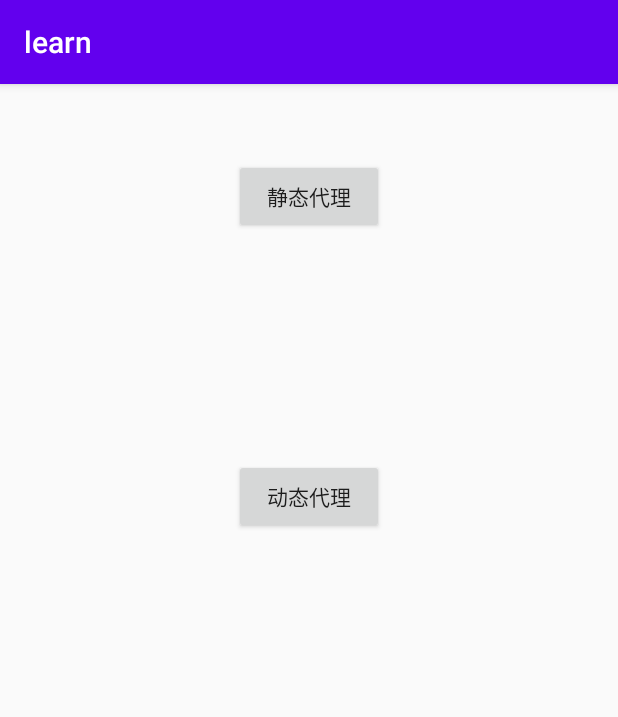
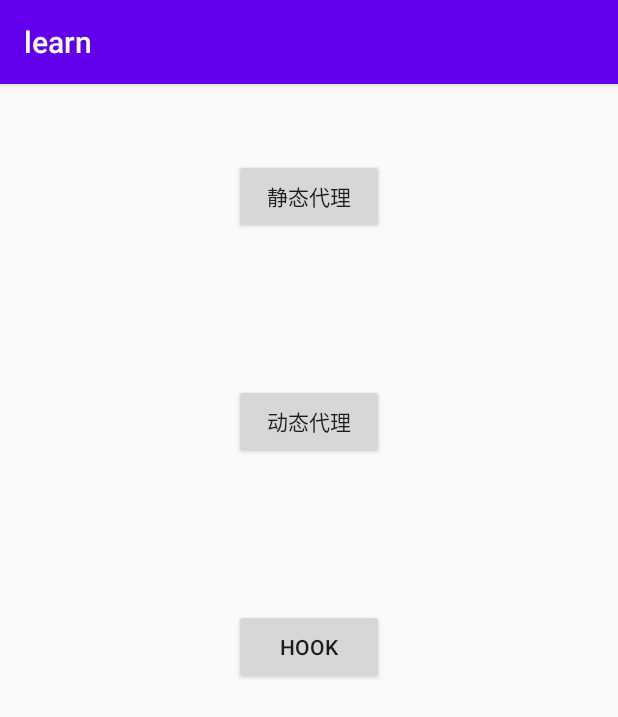
Before and after one commit to fuxi-seven/learn, an Android app: the fragment ProxyFragment shown on its own in the app's theme, on a phone screen of 412 x 824 dp. Shown: the top 717 px of the screen. Run offline under Robolectric (Android 15) with nearby library versions, the phone set to English and light mode, and no system bars.

Commit message:
add hook

```diff
--- a/app/src/main/java/com/hly/learn/MainActivity.java
+++ b/app/src/main/java/com/hly/learn/MainActivity.java
@@ -6,6 +6,7 @@ import androidx.viewpager.widget.ViewPager;
 import android.os.Bundle;
 
 import com.google.android.material.tabs.TabLayout;
+import com.hly.learn.hook.HookUtils;
 import com.hly.learn.view.FragmentsAdapter;
 
 public class MainActivity extends AppCompatActivity {
--- a/app/src/main/java/com/hly/learn/fragments/ProxyFragment.java
+++ b/app/src/main/java/com/hly/learn/fragments/ProxyFragment.java
@@ -1,12 +1,15 @@
 package com.hly.learn.fragments;
 
+import android.content.Intent;
 import android.view.View;
 import android.widget.Button;
 
+import com.hly.learn.HookActivity;
 import com.hly.learn.R;
 import com.hly.learn.dynamicProxy.Person1;
 import com.hly.learn.dynamicProxy.StuInvocationHandler;
 import com.hly.learn.dynamicProxy.Student1;
+import com.hly.learn.hook.HookUtils;
 import com.hly.learn.staticProxy.Person;
 import com.hly.learn.staticProxy.Student;
 import com.hly.learn.staticProxy.StudentProxy;
@@ -24,8 +27,12 @@ public class ProxyFragment extends BaseFragment implements View.OnClickListener{
     public void initData(View view) {
         Button sBtn = view.findViewById(R.id.st_btn);
         Button dBtn = view.findViewById(R.id.dy_btn);
+        Button hkBtn = view.findViewById(R.id.hk_btn);
         sBtn.setOnClickListener(this);
         dBtn.setOnClickListener(this);
+        hkBtn.setOnClickListener(this);
+        HookUtils.hookOnClickListener(hkBtn);
+        HookUtils.hookInstrumentation(mContext);
     }
 
 
@@ -35,6 +42,8 @@ public class ProxyFragment extends BaseFragment implements View.OnClickListener{
             staticProxy();
         } else if (v.getId() == R.id.dy_btn) {
             dynamicProxy();
+        } else if (v.getId() == R.id.hk_btn) {
+            hookActivity();
         }
     }
 
@@ -58,4 +67,11 @@ public class ProxyFragment extends BaseFragment implements View.OnClickListener{
         //代理对象执行操作
         stuProxy.submitMoney();
     }
+
+    private void hookActivity() {
+        Intent i = new Intent();
+        i.setClass(mContext, HookActivity.class);
+        i.setFlags(Intent.FLAG_ACTIVITY_NEW_TASK);
+        mContext.getApplicationContext().startActivity(i);
+    }
 }
--- /dev/null
+++ b/app/src/main/java/com/hly/learn/hook/HookUtils.java
@@ -0,0 +1,105 @@
+package com.hly.learn.hook;
+
+import android.app.Instrumentation;
+import android.content.Context;
+import android.util.Log;
+import android.view.View;
+
+import java.lang.reflect.Field;
+import java.lang.reflect.InvocationHandler;
+import java.lang.reflect.InvocationTargetException;
+import java.lang.reflect.Method;
+import java.lang.reflect.Proxy;
+
+public class HookUtils {
+
+    /**
+     * hook 核心代码
+     * 用自己的点击事件，替换掉View的点击事件
+     * @param view view
+     */
+    public static void hookOnClickListener(View view) {
+
+        //反射执行View类的getListenerInfo()方法，拿到view的mListenerInfo对象，这个对象是点击事件mOnClickListener的持有者
+        try {
+            Class<?> viewClz = Class.forName("android.view.View");
+            Method method = viewClz.getDeclaredMethod("getListenerInfo");
+            //由于getListenerInfo()方法并不是public的，所以要加这个代码来保证访问权限
+            method.setAccessible(true);
+            //拿到mListenerInfo，也就是点击事件的持有者
+            Object listenerInfo = method.invoke(view);
+
+            //找到mListenerInfo持有的点击事件对象mOnClickListener
+            //内部类的表示方法:android.view.View$ListenerInfo
+            Class<?> listenerInfoClz = Class.forName("android.view.View$ListenerInfo");
+            Field onClickListener = listenerInfoClz.getDeclaredField("mOnClickListener");
+            final View.OnClickListener onClickListenerInstance = (View.OnClickListener) onClickListener.get(
+                    listenerInfo);
+
+            //创建自己点击事件的代理类
+            //方式1：自己实现代理类,将原始的View.OnClickListener对象onClickListenerInstance作为参数传入
+            //ProxyOnClickListener proxyOnClickListener = new ProxyOnClickListener(onClickListenerInstance);
+
+            //方式2：由于View.OnClickListener是一个接口，所以可以直接用动态代理模式
+            //参数：类的加载器，要代理实现的接口（用Class数组表示，支持多接口），代理类的实际逻辑封装在new出来的InvocationHandler内
+            final Object proxyOnClickListener = Proxy.newProxyInstance(
+                    View.OnClickListener.class.getClassLoader(),
+                    new Class[]{View.OnClickListener.class}, new InvocationHandler() {
+                        private int clickCount = 0;
+                        @Override
+                        public Object invoke(Object proxy, Method method, Object[] args)
+                                throws Throwable {
+                            clickCount++;
+                            Log.d("Seven", "Hook OnClickListener 1 click count " + clickCount);
+                            return method.invoke(onClickListenerInstance, args);
+                        }
+                    });
+            //将持有者拥有的点击事件替换成代理对象[将listenerInfo里面的onClickListener变量替换为proxyOnClickListener]
+            onClickListener.set(listenerInfo, proxyOnClickListener);
+        } catch (NoSuchMethodException | IllegalAccessException | ClassNotFoundException | NoSuchFieldException | InvocationTargetException e) {
+            e.printStackTrace();
+        }
+    }
+
+    static class ProxyOnClickListener implements View.OnClickListener{
+
+        private View.OnClickListener listener;
+        private int clickCount = 0;
+        ProxyOnClickListener(View.OnClickListener listener){
+            this.listener = listener;
+        }
+
+        @Override
+        public void onClick(View v) {
+            clickCount++;
+            Log.d("Seven", "Hook OnClickListener 2 click count " + clickCount);
+            if(this.listener != null){
+                this.listener.onClick(v);
+            }
+        }
+    }
+
+    public static void hookInstrumentation(Context context) {
+        try {
+            //先获取到当前的ActivityThread对象， 该对象是mInstrumentation的持有者
+            Class<?> activityThreadClz = Class.forName("android.app.ActivityThread");
+            Method currentActivityThreadMethod = activityThreadClz.getDeclaredMethod("currentActivityThread");
+            currentActivityThreadMethod.setAccessible(true);
+            Object currentActivityThread = currentActivityThreadMethod.invoke(null);
+
+            //从ActivityThread里面拿到原始的mInstrumentation
+            Field instrumentation = activityThreadClz.getDeclaredField("mInstrumentation");
+            instrumentation.setAccessible(true);
+            Instrumentation mInstrumentation = (Instrumentation) instrumentation.get(currentActivityThread);
+
+            //创建代理对象
+            Instrumentation proxyInstrumentation = new ProxyInstrumentation(mInstrumentation, context.getPackageManager());
+
+            //将持有的对象替换成代理对象[将currentActivityThread里面的instrumentation变量替换为proxyInstrumentation]
+            instrumentation.set(currentActivityThread, proxyInstrumentation);
+        } catch (ClassNotFoundException | IllegalAccessException | NoSuchFieldException | NoSuchMethodException | InvocationTargetException e) {
+            e.printStackTrace();
+        }
+
+    }
+}
--- /dev/null
+++ b/app/src/main/java/com/hly/learn/hook/ProxyInstrumentation.java
@@ -0,0 +1,69 @@
+package com.hly.learn.hook;
+
+import android.app.Activity;
+import android.app.Instrumentation;
+import android.content.Context;
+import android.content.Intent;
+import android.content.pm.PackageManager;
+import android.content.pm.ResolveInfo;
+import android.os.Bundle;
+import android.os.IBinder;
+import android.text.TextUtils;
+import android.util.Log;
+
+import java.lang.reflect.Method;
+import java.util.List;
+
+public class ProxyInstrumentation extends Instrumentation {
+
+    private Instrumentation mBase;
+    private PackageManager mPm;
+
+    public ProxyInstrumentation(Instrumentation base, PackageManager pm) {
+        mBase = base;
+        mPm = pm;
+    }
+
+    public ActivityResult execStartActivity(
+            Context who, IBinder contextThread, IBinder token, Activity target,
+            Intent intent, int requestCode, Bundle options) {
+
+        Log.d("Seven", "------Hook打印execStartActivity------");
+
+        List<ResolveInfo> resolveInfos = mPm.queryIntentActivities(intent, PackageManager.MATCH_ALL);
+
+        //检查要跳转的activity是否在Manifest.xml里面注册
+        if (resolveInfos == null || resolveInfos.size() == 0) {
+            //把要跳转的activity记录下来，在接下来newActivity还原的时候要拿来还原
+            intent.putExtra("intent_name", intent.getComponent().getClassName());
+            //把要跳转的activity改成已经在Manifest.xml里面注册过的MainActivity
+            intent.setClassName(who, "com.hly.learn.MainActivity");
+        }
+
+        // 开始调用Instrumentation原始的方法,由于这个方法是隐藏的,因此需要使用反射调用;
+        try {
+            //首先找到这个方法
+            Method execStartActivity = Instrumentation.class.getDeclaredMethod(
+                    "execStartActivity", Context.class, IBinder.class, IBinder.class, Activity.class,
+                    Intent.class, int.class, Bundle.class);
+            execStartActivity.setAccessible(true);
+            //通过反射调用Instrumentation的execStartActivity方法
+            return (ActivityResult) execStartActivity.invoke(mBase, who,
+                    contextThread, token, target, intent, requestCode, options);
+        } catch (Exception e) {
+            throw new RuntimeException("do not support!");
+        }
+    }
+
+    @Override
+    public Activity newActivity(ClassLoader cl, String className, Intent intent)
+            throws InstantiationException, IllegalAccessException, ClassNotFoundException {
+        //取出上步记录下来的要跳转的activity并进行替换
+        String intentName = intent.getStringExtra("intent_name");
+        Log.d("Seven", "------newActivity内进行替换------");
+        if (!TextUtils.isEmpty(intentName)) {
+            return super.newActivity(cl, intentName, intent);
+        }
+        return super.newActivity(cl, className, intent);
+    }
+}
--- a/app/src/main/java/com/hly/learn/manager/FragmentsManager.java
+++ b/app/src/main/java/com/hly/learn/manager/FragmentsManager.java
@@ -41,7 +41,7 @@ public class FragmentsManager {
         DEFAULT_LIST.add("RxJava");
         DEFAULT_LIST.add("RecyclerViewPager");
         DEFAULT_LIST.add("Handler");
-        DEFAULT_LIST.add("Java代理");
+        DEFAULT_LIST.add("Java代理及Hook");
     }
 
     public static Fragment getFragment(int position) {
--- a/app/src/main/res/layout/proxy_layout.xml
+++ b/app/src/main/res/layout/proxy_layout.xml
@@ -18,6 +18,15 @@
         android:layout_height="50dp"
         android:text="动态代理"
         android:layout_centerHorizontal="true"
-        android:layout_marginTop="250dp"
+        android:layout_marginTop="200dp"
+        />
+
+    <Button
+        android:id="@+id/hk_btn"
+        android:layout_width="100dp"
+        android:layout_height="50dp"
+        android:text="Hook"
+        android:layout_centerHorizontal="true"
+        android:layout_marginTop="350dp"
         />
 </RelativeLayout>
```
Also changed, not shown: app/src/main/java/com/hly/learn/HookActivity.java (added, +13 -0 lines), app/src/main/res/layout/activity_hook.xml (added, +13 -0 lines).
